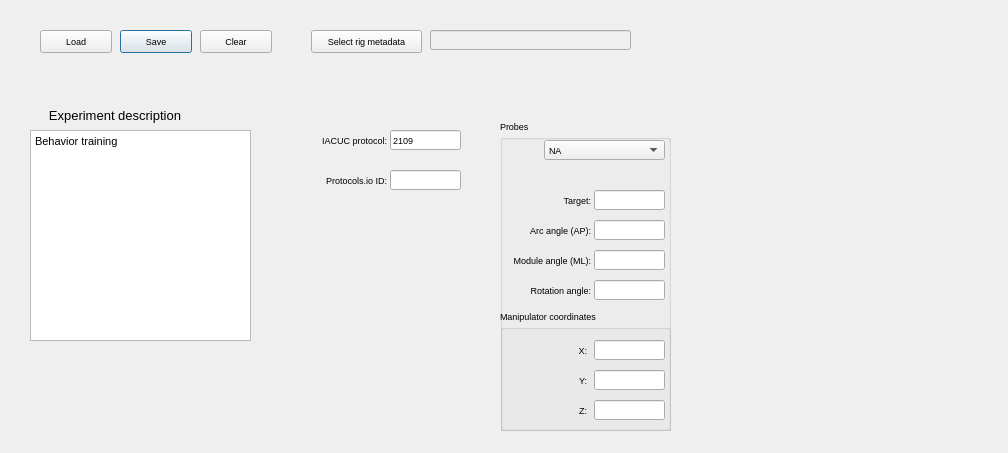
Qt form src/foraging_gui/MetaData.ui (AllenNeuralDynamics/dynamic-foraging-task) before a commit.
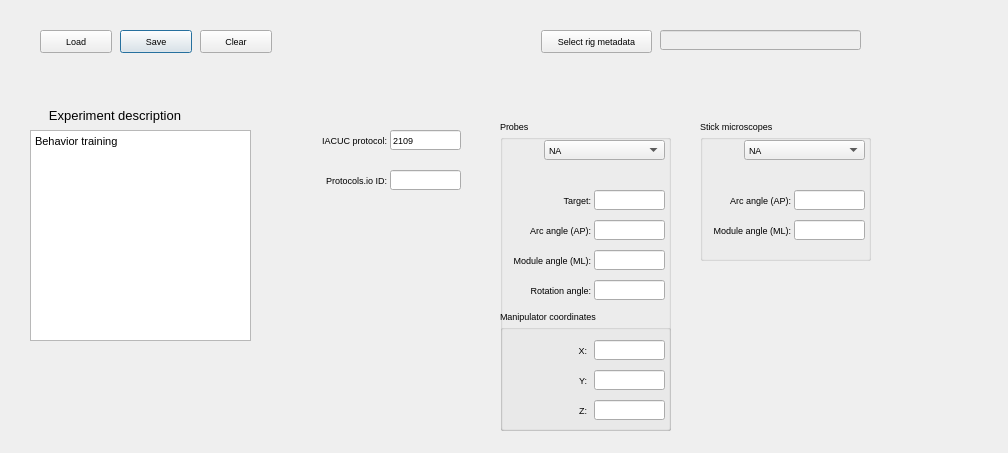
The same form after that commit.

Commit message: adding stick microscopes

The edit to the form file:
```diff
--- a/src/foraging_gui/MetaData.ui
+++ b/src/foraging_gui/MetaData.ui
@@ -222,7 +222,7 @@
    </property>
    <property name="geometry">
     <rect>
-     <x>430</x>
+     <x>660</x>
      <y>30</y>
      <width>201</width>
      <height>20</height>
@@ -241,7 +241,7 @@
   <widget class="QPushButton" name="SelectRigMetadata">
    <property name="geometry">
     <rect>
-     <x>311</x>
+     <x>541</x>
      <y>30</y>
      <width>111</width>
      <height>23</height>
@@ -674,7 +674,144 @@
     </property>
    </widget>
   </widget>
-  <zorder>groupBox</zorder>
+  <widget class="QGroupBox" name="Microscopes">
+   <property name="geometry">
+    <rect>
+     <x>700</x>
+     <y>120</y>
+     <width>171</width>
+     <height>141</height>
+    </rect>
+   </property>
+   <property name="title">
+    <string>Stick microscopes</string>
+   </property>
+   <widget class="QLabel" name="label_89">
+    <property name="geometry">
+     <rect>
+      <x>0</x>
+      <y>100</y>
+      <width>91</width>
+      <height>20</height>
+     </rect>
+    </property>
+    <property name="sizePolicy">
+     <sizepolicy hsizetype="Expanding" vsizetype="Expanding">
+      <horstretch>0</horstretch>
+      <verstretch>0</verstretch>
+     </sizepolicy>
+    </property>
+    <property name="text">
+     <string>Module angle (ML):</string>
+    </property>
+    <property name="textFormat">
+     <enum>Qt::AutoText</enum>
+    </property>
+    <property name="alignment">
+     <set>Qt::AlignRight|Qt::AlignTrailing|Qt::AlignVCenter</set>
+    </property>
+   </widget>
+   <widget class="QComboBox" name="StickMicroscopes">
+    <property name="geometry">
+     <rect>
+      <x>44</x>
+      <y>20</y>
+      <width>121</width>
+      <height>20</height>
+     </rect>
+    </property>
+    <property name="sizePolicy">
+     <sizepolicy hsizetype="Expanding" vsizetype="Expanding">
+      <horstretch>0</horstretch>
+      <verstretch>0</verstretch>
+     </sizepolicy>
+    </property>
+    <property name="statusTip">
+     <string notr="true"/>
+    </property>
+    <property name="editable">
+     <bool>false</bool>
+    </property>
+    <property name="currentIndex">
+     <number>0</number>
+    </property>
+    <property name="maxVisibleItems">
+     <number>36</number>
+    </property>
+    <property name="sizeAdjustPolicy">
+     <enum>QComboBox::AdjustToMinimumContentsLengthWithIcon</enum>
+    </property>
+    <item>
+     <property name="text">
+      <string>NA</string>
+     </property>
+    </item>
+   </widget>
+   <widget class="QLabel" name="label_90">
+    <property name="geometry">
+     <rect>
+      <x>0</x>
+      <y>70</y>
+      <width>91</width>
+      <height>20</height>
+     </rect>
+    </property>
+    <property name="sizePolicy">
+     <sizepolicy hsizetype="Expanding" vsizetype="Expanding">
+      <horstretch>0</horstretch>
+      <verstretch>0</verstretch>
+     </sizepolicy>
+    </property>
+    <property name="text">
+     <string>Arc angle (AP):</string>
+    </property>
+    <property name="textFormat">
+     <enum>Qt::AutoText</enum>
+    </property>
+    <property name="alignment">
+     <set>Qt::AlignRight|Qt::AlignTrailing|Qt::AlignVCenter</set>
+    </property>
+   </widget>
+   <widget class="QLineEdit" name="Stick_ModuleAngle">
+    <property name="geometry">
+     <rect>
+      <x>94</x>
+      <y>100</y>
+      <width>71</width>
+      <height>20</height>
+     </rect>
+    </property>
+    <property name="sizePolicy">
+     <sizepolicy hsizetype="Expanding" vsizetype="Expanding">
+      <horstretch>0</horstretch>
+      <verstretch>0</verstretch>
+     </sizepolicy>
+    </property>
+    <property name="text">
+     <string/>
+    </property>
+   </widget>
+   <widget class="QLineEdit" name="Stick_ArcAngle">
+    <property name="geometry">
+     <rect>
+      <x>94</x>
+      <y>70</y>
+      <width>71</width>
+      <height>20</height>
+     </rect>
+    </property>
+    <property name="sizePolicy">
+     <sizepolicy hsizetype="Expanding" vsizetype="Expanding">
+      <horstretch>0</horstretch>
+      <verstretch>0</verstretch>
+     </sizepolicy>
+    </property>
+    <property name="text">
+     <string/>
+    </property>
+   </widget>
+  </widget>
+  <zorder>Probes</zorder>
   <zorder>ExperimentDescription</zorder>
   <zorder>label_3</zorder>
   <zorder>SaveMeta</zorder>
```
Left out of the diff: 3 changed lines with no effect on the pictures.
